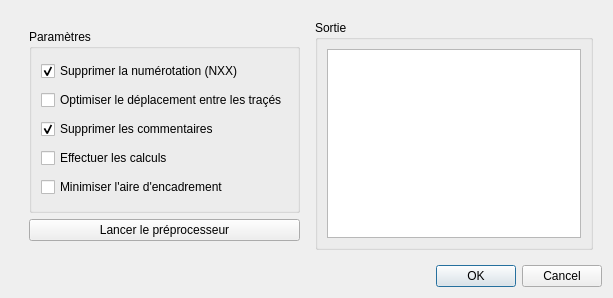
Old version of the form sivi_cnc_driver/preprocessor_window.ui in the repository Klafyvel/SiviCNCDriver.
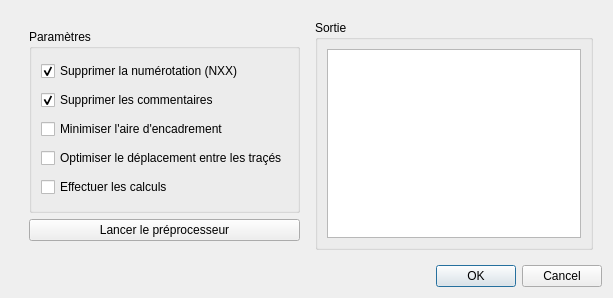
New version of the form. Icons and pictures are not drawn.

The edit to the form file:
```diff
--- a/sivi_cnc_driver/preprocessor_window.ui
+++ b/sivi_cnc_driver/preprocessor_window.ui
@@ -43,16 +43,6 @@
               </property>
              </widget>
             </item>
-            <item>
-             <widget class="QCheckBox" name="chk_optimize_trace">
-              <property name="toolTip">
-               <string>Non disponible</string>
-              </property>
-              <property name="text">
-               <string>Optimiser le déplacement entre les traçés</string>
-              </property>
-             </widget>
-            </item>
             <item>
              <widget class="QCheckBox" name="chk_del_comments">
               <property name="text">
@@ -63,16 +53,6 @@
               </property>
              </widget>
             </item>
-            <item>
-             <widget class="QCheckBox" name="chk_do_calcs">
-              <property name="toolTip">
-               <string>Non disponible</string>
-              </property>
-              <property name="text">
-               <string>Effectuer les calculs</string>
-              </property>
-             </widget>
-            </item>
             <item>
              <widget class="QCheckBox" name="chk_optimize_bounding_box">
               <property name="text">
@@ -80,6 +60,26 @@
               </property>
              </widget>
             </item>
+            <item>
+             <widget class="QCheckBox" name="chk_optimize_trace">
+              <property name="toolTip">
+               <string>Non disponible</string>
+              </property>
+              <property name="text">
+               <string>Optimiser le déplacement entre les traçés</string>
+              </property>
+             </widget>
+            </item>
+            <item>
+             <widget class="QCheckBox" name="chk_do_calcs">
+              <property name="toolTip">
+               <string>Non disponible</string>
+              </property>
+              <property name="text">
+               <string>Effectuer les calculs</string>
+              </property>
+             </widget>
+            </item>
            </layout>
           </widget>
          </item>
```
Left out of the diff: 22 changed lines with no effect on the pictures.
